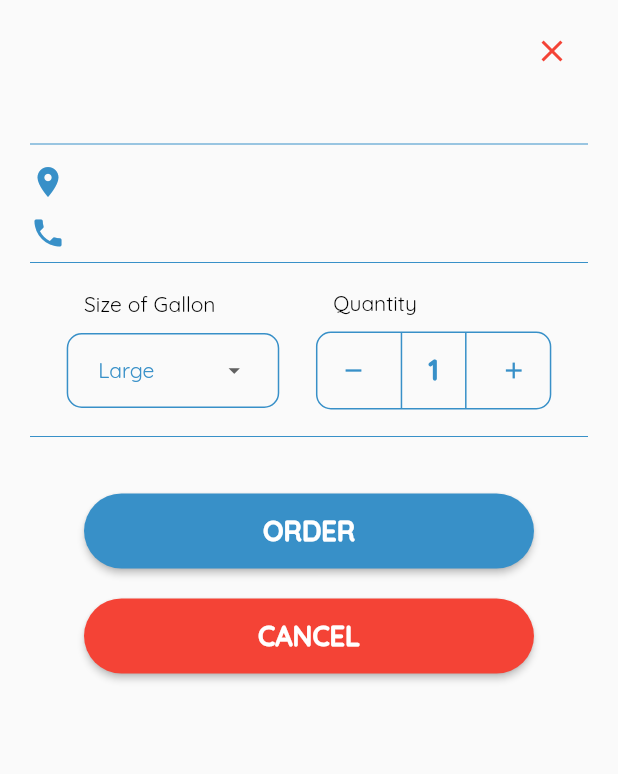
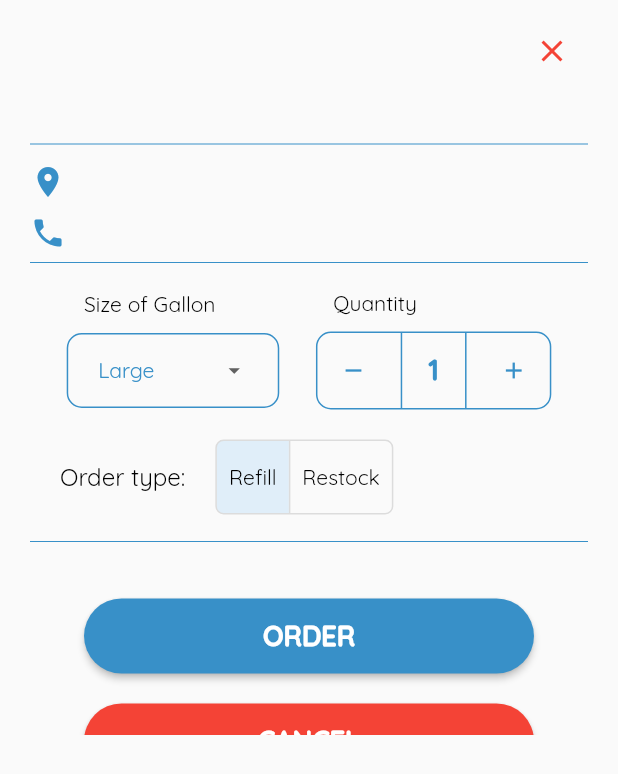
Before and after one commit to lansoyyy/project_agos, a Flutter app: the OrderModalWidget widget shown alone on an empty page, opened directly with empty values, on a phone screen of 412 x 824 dp. Shown: the top 774 px of the screen. Run offline on Flutter 3.47's test engine with Material 2 defaults, Android fonts, the phone set to English and light mode, and no system bars; our stand-ins replace badges, cloud_firestore, firebase_auth, firebase_core, firebase_storage, flutter_spinkit and 6 more; missing offline and left inert: flutter_polyline_points, ticket_widget; accounts and stored records are empty; network calls fail.

Commit message:
added fields

```diff
--- a/lib/services/add_order.dart
+++ b/lib/services/add_order.dart
@@ -2,7 +2,7 @@ import 'package:cloud_firestore/cloud_firestore.dart';
 import 'package:firebase_auth/firebase_auth.dart';
 
 Future addOrder(username, usernumber, useraddress, userlat, userlong, stationid,
-    payment, size, qty, userprofile) async {
+    payment, size, qty, userprofile, orderType) async {
   final docUser = FirebaseFirestore.instance.collection('Orders').doc();
 
   final json = {
@@ -18,7 +18,8 @@ Future addOrder(username, usernumber, useraddress, userlat, userlong, stationid,
     'location': {'lat': userlat, 'long': userlong},
     'status': 'Pending',
     'userId': FirebaseAuth.instance.currentUser!.uid,
-    'userprofile': userprofile
+    'userprofile': userprofile,
+    'orderType': orderType,
   };
 
   await docUser.set(json);
--- a/lib/widgets/order_modal_widget.dart
+++ b/lib/widgets/order_modal_widget.dart
@@ -70,6 +70,10 @@ class _OrderModalWidgetState extends State<OrderModalWidget> {
   String myAddress = '';
   String myprofile = '';
   int qty = 1;
+
+  late String orderType = 'Refill';
+
+  final List<bool> _isSelected = [true, false];
 
   @override
   Widget build(BuildContext context) {
@@ -287,6 +291,70 @@ class _OrderModalWidgetState extends State<OrderModalWidget> {
                         ],
                       ),
                       const SizedBox(
+                        height: 20,
+                      ),
+                      Padding(
+                        padding: const EdgeInsets.only(
+                          left: 20,
+                          right: 20,
+                        ),
+                        child: Row(
+                          mainAxisAlignment: MainAxisAlignment.start,
+                          children: [
+                            TextRegular(
+                              text: 'Order type:',
+                              fontSize: 16,
+                              color: Colors.black,
+                            ),
+                            const SizedBox(
+                              width: 20,
+                            ),
+                            ToggleButtons(
+                                borderRadius: BorderRadius.circular(5),
+                                splashColor: Colors.grey,
+                                color: Colors.black,
+                                selectedColor: Colors.blue,
+                                onPressed: (int newIndex) {
+                                  setState(() {
+                                    for (int index = 0;
+                                        index < _isSelected.length;
+                                        index++) {
+                                      if (index == newIndex) {
+                                        _isSelected[index] = true;
+                                        if (_isSelected[0] == true) {
+                                          orderType = 'Refill';
+                                        } else {
+                                          orderType = 'Restock';
+                                        }
+                                      } else {
+                                        _isSelected[index] = false;
+                                      }
+                                    }
+                                  });
+                                },
+                                isSelected: _isSelected,
+                                children: [
+                                  Padding(
+                                    padding: const EdgeInsets.all(8.0),
+                                    child: TextRegular(
+                                      text: 'Refill',
+                                      fontSize: 14,
+                                      color: Colors.black,
+                                    ),
+                                  ),
+                                  Padding(
+                                    padding: const EdgeInsets.all(8.0),
+                                    child: TextRegular(
+                                      text: 'Restock',
+                                      fontSize: 14,
+                                      color: Colors.black,
+                                    ),
+                                  ),
+                                ]),
+                          ],
+                        ),
+                      ),
+                      const SizedBox(
                         height: 10,
                       ),
                       const Divider(
@@ -342,7 +410,8 @@ class _OrderModalWidgetState extends State<OrderModalWidget> {
                                                     qty,
                                                 type,
                                                 qty,
-                                                myprofile);
+                                                myprofile,
+                                                orderType);
 
                                             showDialog(
                                                 context: context,
```
